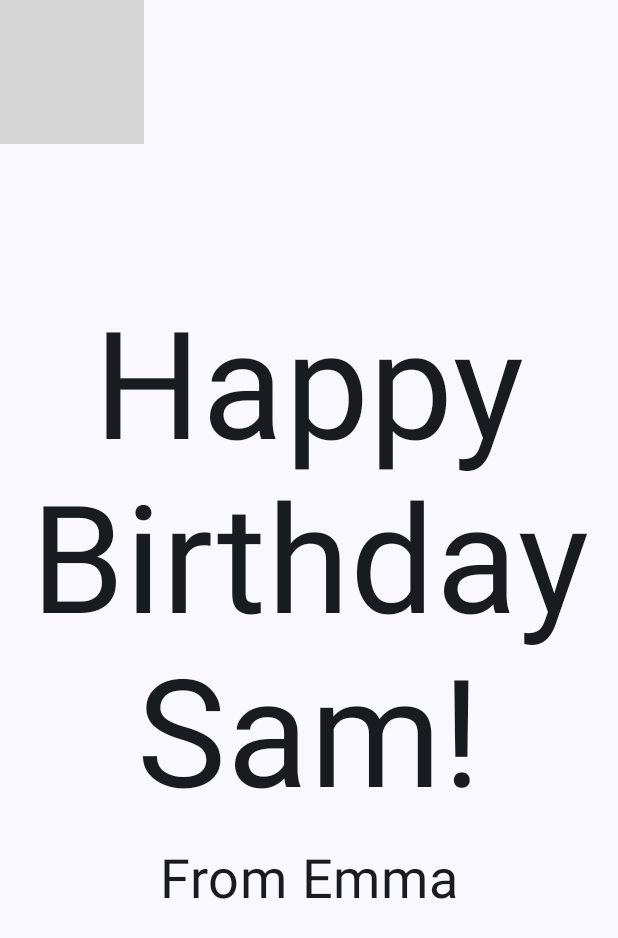
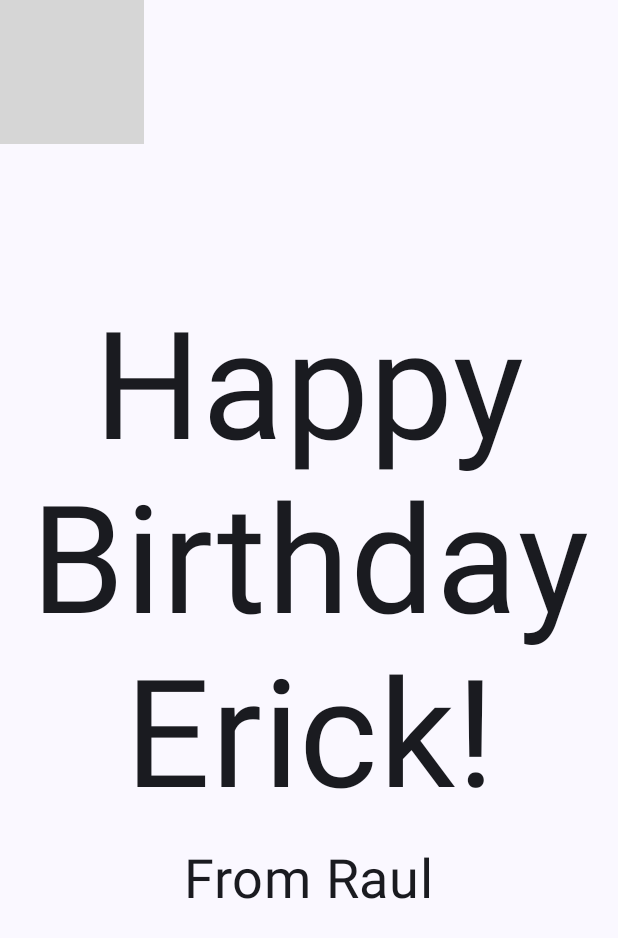
Before and after one commit to MGTOWASIES/19200215_20200068_HappyBirthday, an Android app built with Jetpack Compose: the screen it shows after launch (MainActivity), on a phone screen of 412 x 824 dp. Shown: the top 938 px of the screen. Run offline under Robolectric (Android 15) with nearby library versions, the phone set to English and light mode, and no system bars; grey boxes are pictures that could not be loaded.

```diff
--- a/HappyBirthday/app/src/main/res/values/strings.xml
+++ b/HappyBirthday/app/src/main/res/values/strings.xml
@@ -1,5 +1,5 @@
 <resources>
     <string name="app_name">Happy Birthday</string>
-    <string name="happy_birthday_text">Happy Birthday Sam!</string>
-    <string name="signature_text">From Emma</string>
+    <string name="happy_birthday_text">Happy Birthday Erick!</string>
+    <string name="signature_text">From Raul</string>
 </resources>
```
Also changed, not shown: 1 other file.
